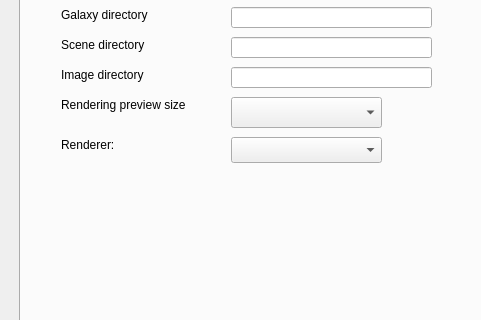
Before: the Qt Designer form mainwindow.ui in leuat/gamer, drawn with Qt 5; both pictures show x 0 to 481 and y 144 to 464 of the 1215 by 815 pixel window.
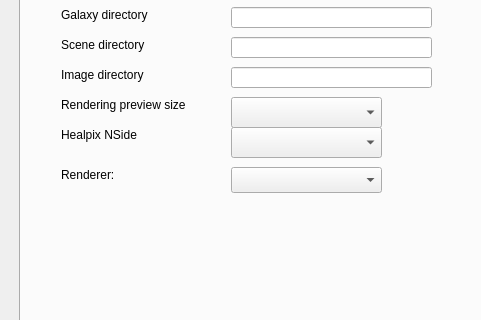
After: the same form once the commit is applied. The open tabs and pages were chosen to show the change. Icons and pictures are not drawn. Custom widgets are drawn as their Qt base class.

Patch:
```diff
--- a/mainwindow.ui
+++ b/mainwindow.ui
@@ -1732,7 +1732,7 @@
       <property name="geometry">
        <rect>
         <x>40</x>
-        <y>200</y>
+        <y>230</y>
         <width>111</width>
         <height>16</height>
        </rect>
@@ -1758,7 +1758,7 @@
       <property name="geometry">
        <rect>
         <x>210</x>
-        <y>200</y>
+        <y>230</y>
         <width>151</width>
         <height>26</height>
        </rect>
@@ -1767,6 +1767,41 @@
        <string>Choose between OpenMP and QThreaded rendering</string>
       </property>
      </widget>
+     <widget class="QComboBox" name="cmbNside">
+      <property name="geometry">
+       <rect>
+        <x>210</x>
+        <y>190</y>
+        <width>151</width>
+        <height>31</height>
+       </rect>
+      </property>
+      <property name="toolTip">
+       <string>Image size squared used for preview</string>
+      </property>
+      <property name="toolTipDuration">
+       <number>-1</number>
+      </property>
+      <property name="statusTip">
+       <string/>
+      </property>
+      <property name="whatsThis">
+       <string>Huh?</string>
+      </property>
+     </widget>
+     <widget class="QLabel" name="label_46">
+      <property name="geometry">
+       <rect>
+        <x>40</x>
+        <y>190</y>
+        <width>151</width>
+        <height>16</height>
+       </rect>
+      </property>
+      <property name="text">
+       <string>Healpix NSide</string>
+      </property>
+     </widget>
     </widget>
    </widget>
    <widget class="GLWidget" name="myGLWidget" native="true">
```
